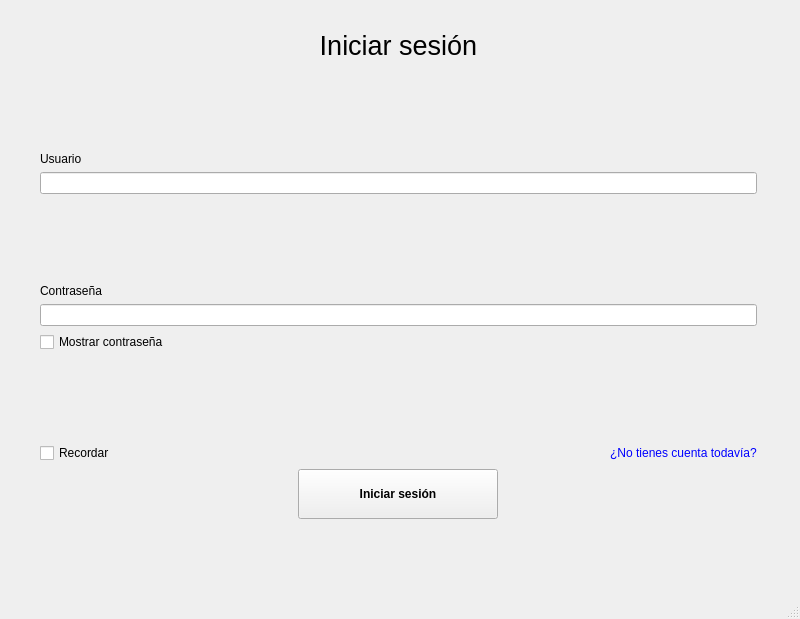
The window that mapa/login_register.ui (jorgecanut/mapaIHM) describes before a commit, drawn with Qt 5.
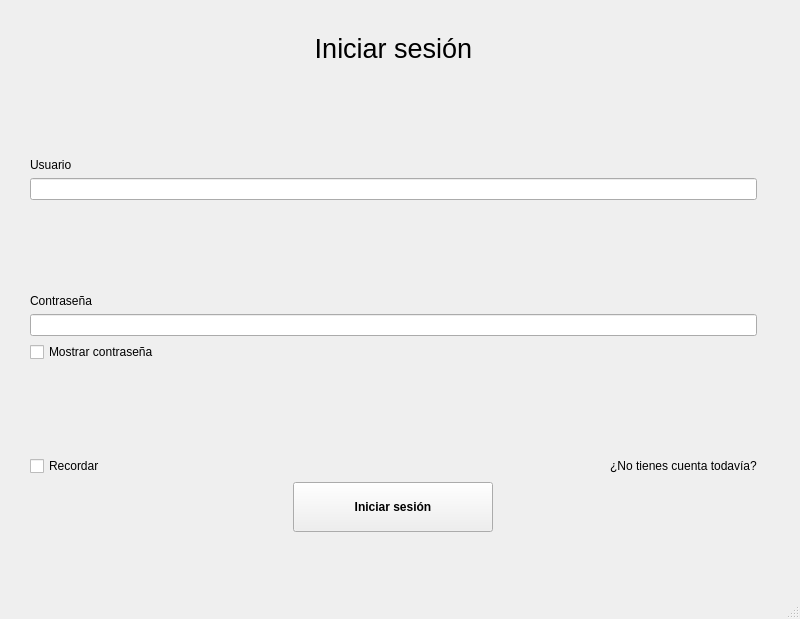
The same window after the commit. The open tabs and pages were chosen to show the change. Custom widgets are drawn as their Qt base class.

Commit message: cambio diseño

Patch:
```diff
--- a/mapa/login_register.ui
+++ b/mapa/login_register.ui
@@ -14,20 +14,29 @@
    <string>MainWindow</string>
   </property>
   <widget class="QWidget" name="centralwidget">
-   <layout class="QGridLayout" name="gridLayout">
-    <item row="0" column="0">
+   <layout class="QVBoxLayout" name="verticalLayout_4">
+    <item>
      <widget class="QStackedWidget" name="stackedWidget">
       <property name="currentIndex">
        <number>1</number>
       </property>
       <widget class="QWidget" name="page">
+       <property name="sizePolicy">
+        <sizepolicy hsizetype="Expanding" vsizetype="Expanding">
+         <horstretch>0</horstretch>
+         <verstretch>0</verstretch>
+        </sizepolicy>
+       </property>
+       <property name="styleSheet">
+        <string notr="true"/>
+       </property>
        <widget class="QWidget" name="verticalLayoutWidget">
         <property name="geometry">
          <rect>
-          <x>19</x>
-          <y>9</y>
-          <width>741</width>
-          <height>501</height>
+          <x>9</x>
+          <y>12</y>
+          <width>751</width>
+          <height>511</height>
          </rect>
         </property>
         <layout class="QVBoxLayout" name="verticalLayout_3">
@@ -187,7 +196,12 @@
            <item>
             <widget class="ClickableLabel" name="label_10">
              <property name="styleSheet">
-              <string notr="true">color:blue</string>
+              <string notr="true">color: #0066cc;
+}
+ClickableLabel:hover {
+    color: #004999;
+}
+</string>
              </property>
              <property name="text">
               <string>¿No tienes cuenta todavía?</string>
```
Left out of the diff: 14 changed lines with no effect on the pictures.
